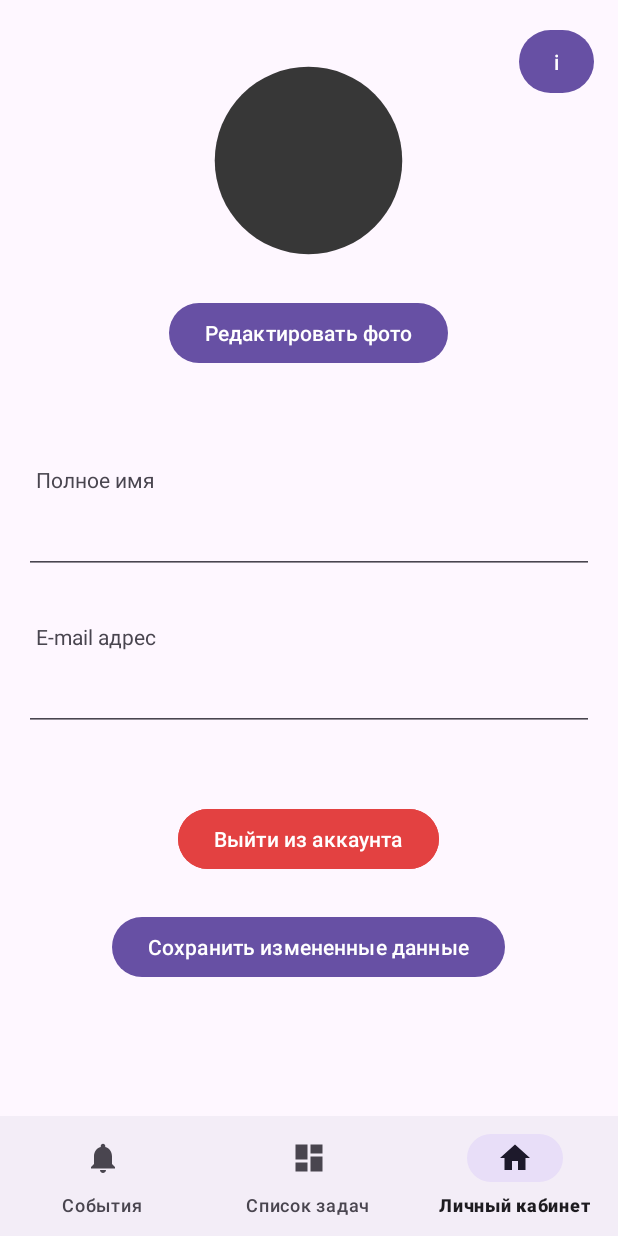
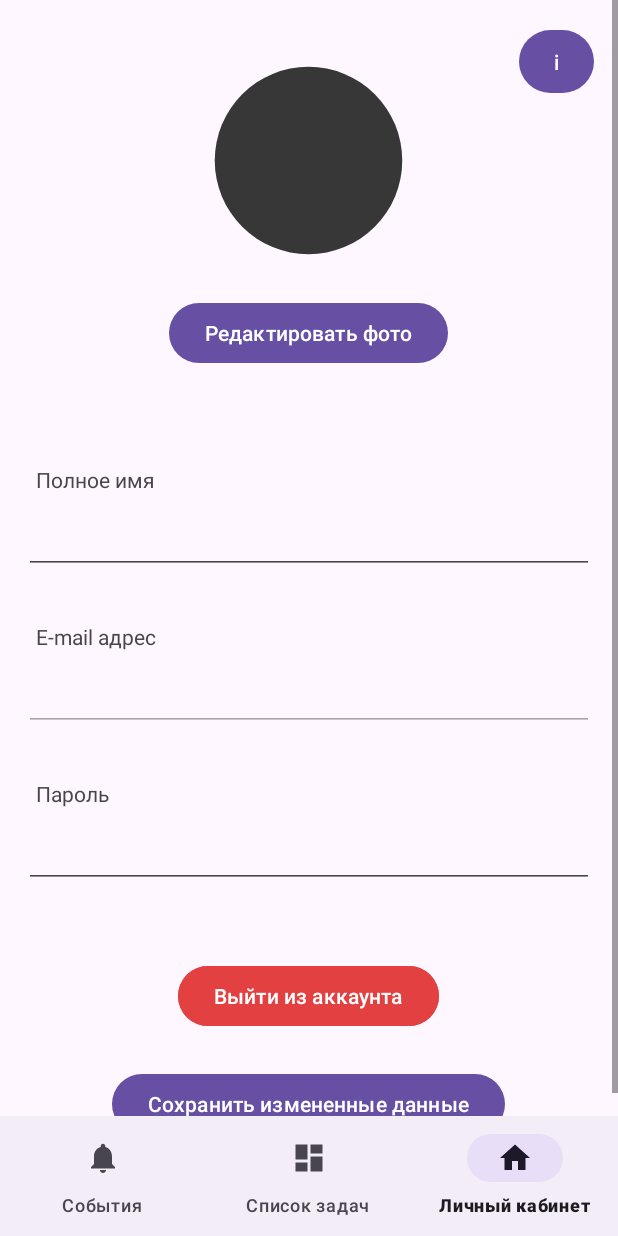
Before and after one commit to Ryryr0/Daily_planner, an Android app: the screen it shows after launch once a user with an empty profile is signed in (MainActivity), item 3 of the bottom bar chosen, on a phone screen of 412 x 824 dp. Run offline under Robolectric (Android 15) with nearby library versions, the light colour scheme and no system bars; our stand-ins replace CircleImageView, Firebase (no records; nobody signed in at launch, a user with empty details on screens opened directly); libraries missing offline, so code that uses them is left out: com.yalantis.ucrop; 1 statement that could not run was skipped.

Commit message:
Adding user data changing

```diff
--- a/app/src/main/java/com/example/dailyplanner/anxiliary/User.java
+++ b/app/src/main/java/com/example/dailyplanner/anxiliary/User.java
@@ -3,6 +3,8 @@ package com.example.dailyplanner.anxiliary;
 public class User {
     private String id, firstName, password, email;
     boolean rememberMe;
+
+    public User(){}
 
     public User(String firstName, String password, String email, boolean rememberMe) {
         this.firstName = firstName;
--- a/app/src/main/java/com/example/dailyplanner/mainpages/profile/ProfileFragment.java
+++ b/app/src/main/java/com/example/dailyplanner/mainpages/profile/ProfileFragment.java
@@ -19,8 +19,19 @@ import androidx.fragment.app.Fragment;
 
 import com.example.dailyplanner.activities.InformationActivity;
 import com.example.dailyplanner.activities.RegistrationActivity;
+import com.example.dailyplanner.anxiliary.User;
 import com.example.dailyplanner.databinding.FragmentProfileBinding;
+import com.google.android.gms.tasks.OnCompleteListener;
+import com.google.android.gms.tasks.Task;
+import com.google.firebase.auth.AuthCredential;
+import com.google.firebase.auth.EmailAuthProvider;
 import com.google.firebase.auth.FirebaseAuth;
+import com.google.firebase.auth.FirebaseUser;
+import com.google.firebase.database.DataSnapshot;
+import com.google.firebase.database.DatabaseError;
+import com.google.firebase.database.DatabaseReference;
+import com.google.firebase.database.FirebaseDatabase;
+import com.google.firebase.database.ValueEventListener;
 import com.yalantis.ucrop.UCrop;
 
 import java.io.File;
@@ -32,6 +43,9 @@ public class ProfileFragment extends Fragment {
     private Uri currentImageUri; // Сохраняем текущий Uri изображения
     private int k = 0;
     private final String MY_TAG = "myTag";
+    private final String USER_KEY = "Users";
+    private User user = new User();
+    private String userRecordKey;
 
     private final ActivityResultLauncher<Intent> pickImageLauncher = registerForActivityResult(
             new ActivityResultContracts.StartActivityForResult(),
@@ -51,6 +65,7 @@ public class ProfileFragment extends Fragment {
                              @Nullable Bundle savedInstanceState) {
         binding = FragmentProfileBinding.inflate(inflater, container, false);
 
+        loadingUserData();
         binding.editPhotoButton.setOnClickListener(view -> {
             Intent intent = new Intent(Intent.ACTION_PICK, MediaStore.Images.Media.EXTERNAL_CONTENT_URI);
             pickImageLauncher.launch(intent);
@@ -121,6 +136,80 @@ public class ProfileFragment extends Fragment {
     }
 
     private void saveChangedData(){
+        FirebaseAuth firebaseAuth = FirebaseAuth.getInstance();
+        FirebaseDatabase database = FirebaseDatabase.getInstance();
+        DatabaseReference databaseReference = database.getReference(USER_KEY);
+        String uId = firebaseAuth.getUid();
+        FirebaseUser fireUser = FirebaseAuth.getInstance().getCurrentUser();
+        AuthCredential credential = EmailAuthProvider
+                .getCredential(user.getEmail(), user.getPassword());
+        fireUser.reauthenticate(credential);
+
+        user.setEmail(binding.emailEditText.getText().toString());
+        user.setFirstName(binding.fullNameEditText.getText().toString());
+        user.setPassword(binding.passwordEditText.getText().toString());
+
+        fireUser.reauthenticate(credential)
+                .addOnCompleteListener(new OnCompleteListener<Void>() {
+                    @Override
+                    public void onComplete(@NonNull Task<Void> task) {
+                        //Now change your email address \\
+                        //----------------Code for Changing Email Address----------\\
+                        FirebaseUser fUser = FirebaseAuth.getInstance().getCurrentUser();
+                        fUser.updateEmail(user.getEmail())
+                                .addOnCompleteListener(new OnCompleteListener<Void>() {
+                                    @Override
+                                    public void onComplete(@NonNull Task<Void> task) {
+                                        if (task.isSuccessful()) {
+                                            Log.d("profileLog", "email was changed");
+                                        }
+                                        else {
+                                            Log.d("profileLog", "email was not changed" + task.getException().getMessage());
+                                        }
+                                    }
+                                });
+                        //----------------------------------------------------------\\
+                        fUser.updatePassword(user.getPassword())
+                                .addOnCompleteListener(new OnCompleteListener<Void>() {
+                                    @Override
+                                    public void onComplete(@NonNull Task<Void> task) {
+                                        if (task.isSuccessful()) {
+                                            Log.d("profileLog", "password was changed");
+                                        }
+                                    }
+                                });
+                    }
+                });
+        databaseReference.child(userRecordKey).setValue(user);
         Toast.makeText(getActivity(), "Data was saved", Toast.LENGTH_SHORT).show();
     }
+
+    private void loadingUserData() {
+        FirebaseAuth firebaseAuth = FirebaseAuth.getInstance();
+        FirebaseDatabase database = FirebaseDatabase.getInstance();
+        DatabaseReference databaseReference = database.getReference(USER_KEY);
+
+        databaseReference.addValueEventListener(new ValueEventListener() {
+            @Override
+            public void onDataChange(@NonNull DataSnapshot snapshot) {
+                Log.d("profileLog", "Start loading data");
+                for (DataSnapshot ds: snapshot.getChildren()) {
+                    userRecordKey = ds.getKey();
+                    user = ds.getValue(User.class);
+                    Log.d("profileLog", user.getId());
+                    if (user.getId().equals(firebaseAuth.getUid())) {
+                        binding.fullNameEditText.setText(user.getFirstName());
+                        binding.emailEditText.setText(user.getEmail());
+                        binding.passwordEditText.setText(user.getPassword());
+                        return;
+                    }
+                }
+            }
+
+            @Override
+            public void onCancelled(@NonNull DatabaseError error) {
+
+            }
+        });
+    }
 }
--- a/app/src/main/res/layout/fragment_profile.xml
+++ b/app/src/main/res/layout/fragment_profile.xml
@@ -1,8 +1,11 @@
 <?xml version="1.0" encoding="utf-8"?>
-<RelativeLayout xmlns:android="http://schemas.android.com/apk/res/android"
+<ScrollView xmlns:android="http://schemas.android.com/apk/res/android"
+    android:layout_width="match_parent"
+    android:layout_height="match_parent">
+    <RelativeLayout
         xmlns:tools="http://schemas.android.com/tools"
         android:layout_width="match_parent"
-    android:layout_height="match_parent"
+        android:layout_height="wrap_content"
         tools:context=".mainpages.profile.ProfileFragment">
 
         <Button
@@ -75,13 +78,35 @@
             android:layout_marginTop="8dp"
             android:layout_marginStart="16dp"
             android:layout_marginEnd="16dp"
-        android:inputType="textEmailAddress" />
+            android:inputType="textEmailAddress"
+            android:enabled="false"/>
+
+        <TextView
+            android:id="@+id/passwordTextView"
+            android:layout_width="match_parent"
+            android:layout_height="wrap_content"
+            android:layout_below="@id/emailEditText"
+            android:layout_marginTop="32dp"
+            android:layout_marginStart="24dp"
+            android:layout_marginEnd="24dp"
+            android:text="Пароль"/>
+
+        <!-- EditText for email -->
+        <EditText
+            android:id="@+id/passwordEditText"
+            android:layout_width="match_parent"
+            android:layout_height="wrap_content"
+            android:layout_below="@id/passwordTextView"
+            android:layout_marginTop="8dp"
+            android:layout_marginStart="16dp"
+            android:layout_marginEnd="16dp"
+            android:inputType="textPassword"/>
 
         <Button
             android:id="@+id/logOutButton"
             android:layout_width="wrap_content"
             android:layout_height="wrap_content"
-        android:layout_below="@id/emailEditText"
+            android:layout_below="@id/passwordEditText"
             android:layout_centerHorizontal="true"
             android:layout_marginTop="48dp"
             android:backgroundTint="@color/red"
@@ -97,3 +122,4 @@
             android:text="@string/save_data" />
 
     </RelativeLayout>
+</ScrollView>
```
Lines whose indentation alone changed are shown as unchanged.
